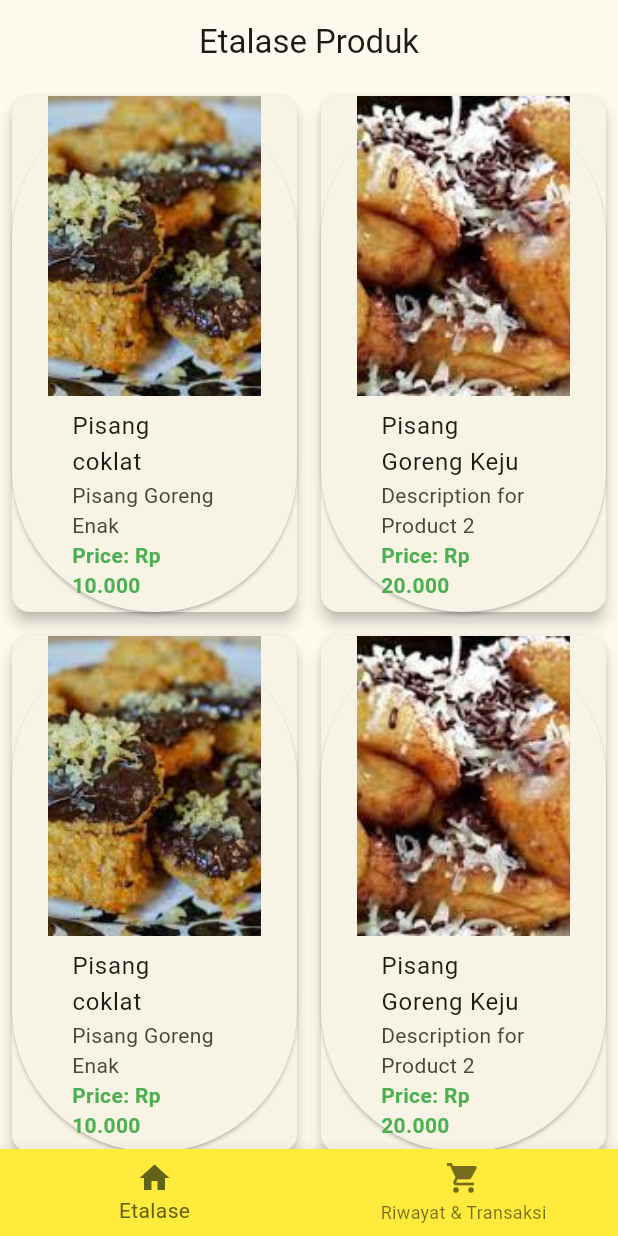
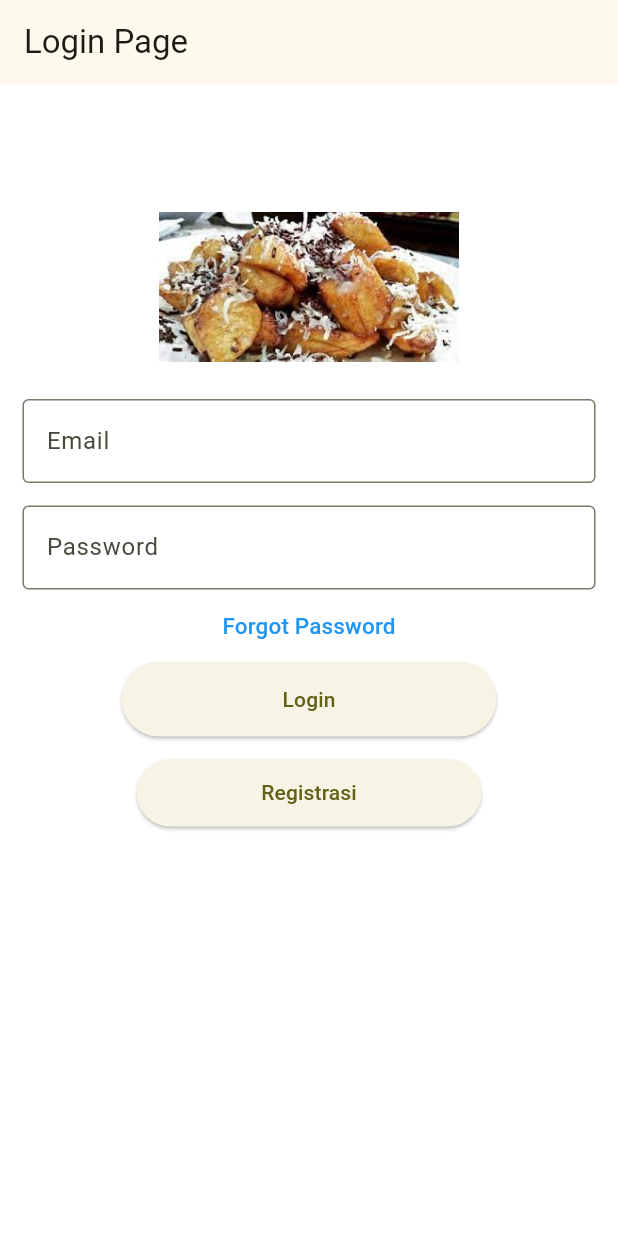
Before and after one commit to zfranx/Proyek-IMK, a Flutter app: the screen it shows after launch, on a phone screen of 412 x 824 dp. Run offline on Flutter 3.47's test engine with Material 2 defaults, Android fonts, the phone set to English and light mode, and no system bars.

Commit message:
udah ad beberapo halaman

```diff
--- a/lib/main.dart
+++ b/lib/main.dart
@@ -1,5 +1,5 @@
 import 'package:flutter/material.dart';
-import 'package:projek_gede/rinci.dart';
+import 'package:projek_gede/pages/login_page.dart';
 
 void main() {
   runApp(const MyApp());
@@ -17,135 +17,7 @@ class MyApp extends StatelessWidget {
         colorScheme: ColorScheme.fromSeed(seedColor: Colors.yellowAccent),
         useMaterial3: true,
       ),
-      home: const MyHomePage(
-        title: 'Etalase Produk',
-      ),
+      home: LoginPage(),
     );
   }
 }
-
-class MyHomePage extends StatefulWidget {
-  const MyHomePage({super.key, required this.title});
-
-  final String title;
-
-  @override
-  State<MyHomePage> createState() => _MyHomePageState();
-}
-
-class _MyHomePageState extends State<MyHomePage> {
-  @override
-  Widget build(BuildContext context) {
-    return Scaffold(
-      appBar: AppBar(
-        backgroundColor: Colors.transparent,
-        centerTitle: true,
-        title: Text(widget.title),
-      ),
-      body: ProductShowcase(),
-      bottomNavigationBar: BottomNavigationBar(
-        backgroundColor: Colors.yellow,
-        items: const [
-          BottomNavigationBarItem(
-            icon: Icon(Icons.home),
-            label: 'Etalase',
-          ),
-          BottomNavigationBarItem(
-            icon: Icon(Icons.shopping_cart),
-            label: 'Riwayat & Transaksi',
-          ),
-        ],
-      ),
-      // This trailing comma makes auto-formatting nicer for build methods.
-    );
-  }
-}
-
-class ProductShowcase extends StatelessWidget {
-  @override
-  Widget build(BuildContext context) {
-    return ListView.builder(
-      itemCount: 2, // Set the number of rows per page (2 products per row).
-      itemBuilder: (BuildContext context, int index) {
-        return Row(
-          children: [
-            Expanded(
-              child: ProductItem(
-                image: 'pisang 1.jpg',
-                title: 'Pisang coklat',
-                description: 'Pisang Goreng Enak',
-                price: 'Rp 10.000',
-              ),
-            ),
-            Expanded(
-              child: ProductItem(
-                image: 'pisang2.jpg',
-                title: 'Pisang Goreng Keju',
-                description: 'Description for Product 2',
-                price: 'Rp 20.000',
-              ),
-            ),
-          ],
-        );
-      },
-    );
-  }
-}
-
-class ProductItem extends StatelessWidget {
-  final String image;
-  final String title;
-  final String description;
-  final String price;
-
-  ProductItem({
-    required this.image,
-    required this.title,
-    required this.description,
-    required this.price,
-  });
-
-  @override
-  Widget build(BuildContext context) {
-    return Card(
-        elevation: 4,
-        margin: const EdgeInsets.all(8),
-        child: ElevatedButton(
-          onPressed: () {
-            print("ki");
-            Navigator.push(
-              context,
-              MaterialPageRoute(
-                builder: (context) => const Rincian(),
-              ),
-            );
-          },
-          child: Column(
-            children: <Widget>[
-              Image.asset(
-                'assets/$image', // Assuming images are in the "assets" directory
-                width: double.infinity,
-                height: 200,
-                fit: BoxFit.cover,
-              ),
-              ListTile(
-                title: Text(title),
-                subtitle: Column(
-                  crossAxisAlignment: CrossAxisAlignment.start,
-                  children: [
-                    Text(description),
-                    Text(
-                      'Price: $price',
-                      style: const TextStyle(
-                        color: Colors.green,
-                        fontWeight: FontWeight.bold,
-                      ),
-                    ),
-                  ],
-                ),
-              ),
-            ],
-          ),
-        ));
-  }
-}
--- /dev/null
+++ b/lib/pages/login_page.dart
@@ -0,0 +1,102 @@
+import 'package:flutter/material.dart';
+import 'package:projek_gede/pages/etalase_page.dart';
+import 'package:projek_gede/pages/regis_page.dart';
+
+class LoginPage extends StatefulWidget {
+  @override
+  _LoginPageState createState() => _LoginPageState();
+}
+
+class _LoginPageState extends State<LoginPage> {
+  @override
+  Widget build(BuildContext context) {
+    return Scaffold(
+      backgroundColor: Colors.white,
+      appBar: AppBar(
+        title: const Text("Login Page"),
+      ),
+      body: SingleChildScrollView(
+        child: Column(
+          children: <Widget>[
+            Padding(
+              padding: const EdgeInsets.only(top: 60.0),
+              child: Center(
+                child: SizedBox(
+                    width: 200,
+                    height: 150,
+                    /*decoration: BoxDecoration(
+                        color: Colors.red,
+                        borderRadius: BorderRadius.circular(50.0)),*/
+                    child: Image.asset('assets/pisang2.jpg')),
+              ),
+            ),
+            const Padding(
+              //padding: const EdgeInsets.only(left:15.0,right: 15.0,top:0,bottom: 0),
+              padding: EdgeInsets.symmetric(horizontal: 15),
+              child: TextField(
+                decoration: InputDecoration(
+                    border: OutlineInputBorder(),
+                    labelText: 'Email',
+                    hintText: 'Enter valid email id as abc@gmail.com'),
+              ),
+            ),
+            const Padding(
+              padding:
+                  EdgeInsets.only(left: 15.0, right: 15.0, top: 15, bottom: 0),
+              //padding: EdgeInsets.symmetric(horizontal: 15),
+              child: TextField(
+                obscureText: true,
+                decoration: InputDecoration(
+                    border: OutlineInputBorder(),
+                    labelText: 'Password',
+                    hintText: 'Enter secure password'),
+              ),
+            ),
+            TextButton(
+              onPressed: () {
+                //TODO FORGOT PASSWORD SCREEN GOES HERE
+              },
+              child: const Text(
+                'Forgot Password',
+                style: TextStyle(color: Colors.blue, fontSize: 15),
+              ),
+            ),
+            Container(
+              height: 50,
+              width: 250,
+
+              child: ElevatedButton(
+                onPressed: () {
+                  Navigator.push(context,
+                      MaterialPageRoute(builder: (_) => const EtalasePage()));
+                },
+                child: const Text(
+                  'Login',
+
+                ),
+              ),
+            ),
+            Container(
+              height: 60,
+              width: 260,
+
+              padding:
+                  EdgeInsets.only(left: 15.0, right: 15.0, top: 15, bottom: 0),
+              child: ElevatedButton(
+                onPressed: () {
+                  Navigator.push(context,
+                      MaterialPageRoute(builder: (_) => RegisPage()));
+                },
+                child: const Text(
+                  'Registrasi',
+
+                ),
+              ),
+            ),
+
+          ],
+        ),
+      ),
+    );
+  }
+}
--- a/lib/rinci.dart
+++ /dev/null
@@ -1,34 +0,0 @@
-import 'package:flutter/material.dart';
-
-class Rincian extends StatelessWidget {
-  const Rincian({super.key});
-
-  get itemCount => 1;
-
-  @override
-  Widget build(BuildContext context) {
-    return Scaffold(
-      appBar: AppBar(
-        title: const Text("Pisang Goreng"),
-      ),
-      body: Center(
-        child: Column(mainAxisAlignment: MainAxisAlignment.center,
-        children: const <Widget> [
-        itemCount: 1, // Set the number of rows per page (2 products per row).
-        itemBuilder: (BuildContext context, int index) {
-          return Row(
-            children: [
-              Expanded(
-                child: ProductItem(
-                  image: 'pisang 1.jpg',
-                  title: 'Pisang coklat',
-                  description: 'Pisang Goreng Enak',
-                  price: 'Rp 10.000',
-                ),
-              ),
-        ],
-      ),
-    )
-    );
-  }
-}
```
Also changed, not shown: lib/pages/etalase_page.dart (added, +39 -0 lines), lib/pages/regis_page.dart (added, +101 -0 lines), lib/pages/rinci_page.dart (added, +34 -0 lines), lib/widgets/product_item.dart (added, +60 -0 lines), lib/widgets/product_showcase.dart (added, +35 -0 lines), flutter_01.png (added), flutter_02.png (added), flutter_03.png (added).
